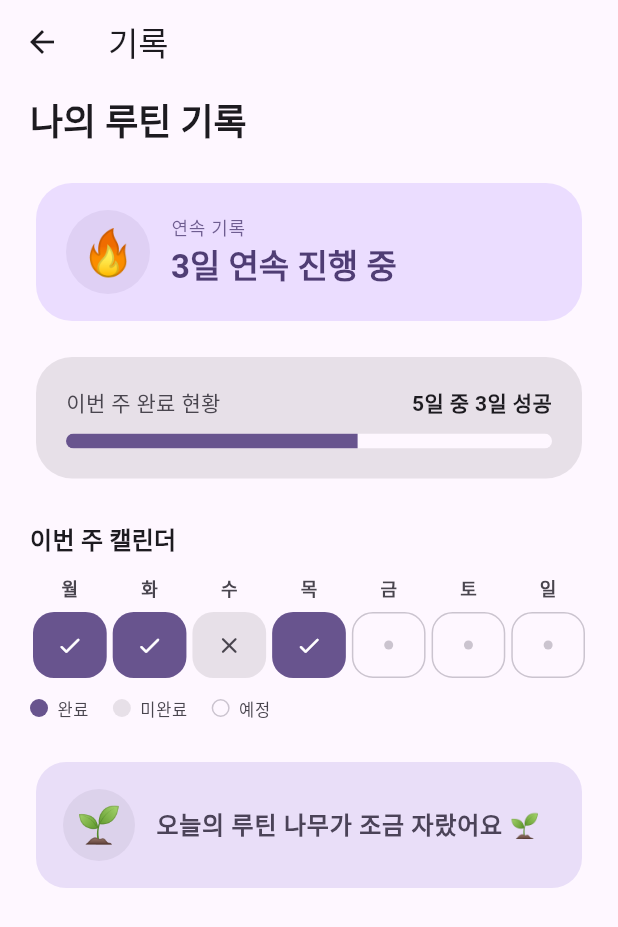
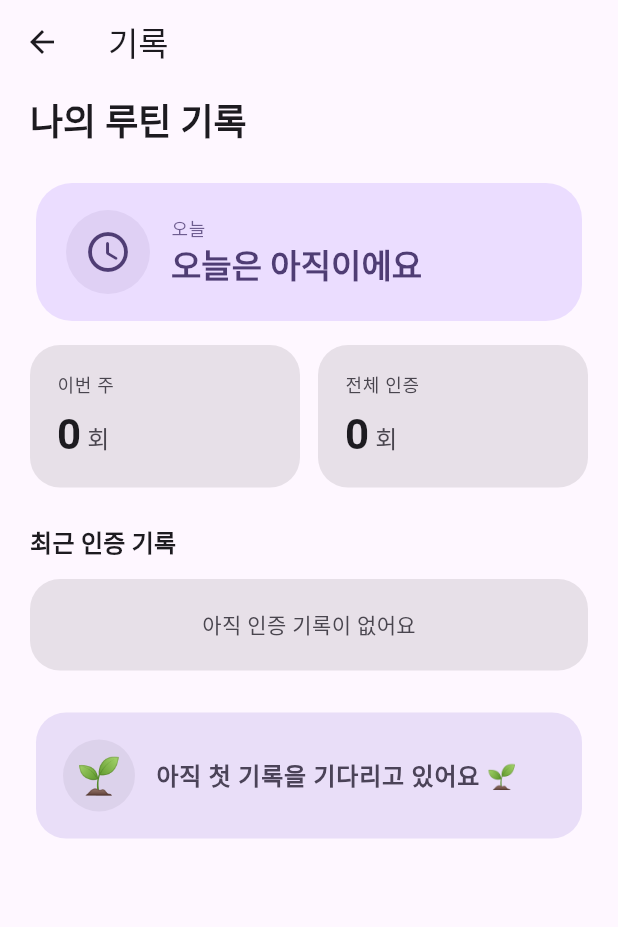
Before and after one commit to aranzeb-lgtm/routine_mate, a Flutter app: the RecordsScreen screen opened directly, on a phone screen of 412 x 824 dp. Shown: the top 927 px of the screen. Run offline on Flutter 3.47's test engine with Material 3 defaults, Android fonts, the phone set to English and light mode, and no system bars; our stand-ins replace cloud_firestore, firebase_core; accounts and stored records are empty.

Commit message:
Connect records screen to Firestore

```diff
--- a/lib/data/repositories/firestore_repository.dart
+++ b/lib/data/repositories/firestore_repository.dart
@@ -51,6 +51,16 @@ class FirestoreRepository {
         .toList();
   }
 
+  Future<List<CheckinModel>> getUserCheckins(String userId) async {
+    final snap = await _db
+        .collection('checkins')
+        .where('userId', isEqualTo: userId)
+        .get();
+    final checkins = snap.docs.map(CheckinModel.fromFirestore).toList();
+    checkins.sort((a, b) => b.date.compareTo(a.date));
+    return checkins;
+  }
+
   Future<List<CheckinModel>> getTodayCheckins(String groupId) async {
     final today = _todayDateString();
     final snap = await _db
--- a/lib/features/records/records_screen.dart
+++ b/lib/features/records/records_screen.dart
@@ -1,37 +1,36 @@
 import 'package:flutter/material.dart';
 
-enum _DayStatus { completed, missed, upcoming }
+import '../../data/models/checkin_model.dart';
+import '../../data/repositories/firestore_repository.dart';
 
-class _DayRecord {
-  const _DayRecord({required this.label, required this.status});
+class RecordsScreen extends StatefulWidget {
+  const RecordsScreen({super.key});
 
-  final String label;
-  final _DayStatus status;
+  static const String _userId = 'test_user_001';
+
+  @override
+  State<RecordsScreen> createState() => _RecordsScreenState();
 }
 
-class RecordsScreen extends StatelessWidget {
-  const RecordsScreen({super.key});
+class _RecordsScreenState extends State<RecordsScreen> {
+  final FirestoreRepository _repository = FirestoreRepository();
+  late Future<List<CheckinModel>> _futureCheckins;
 
-  static const int _streakDays = 3;
-  static const int _weeklyTotal = 5;
-  static const int _weeklyDone = 3;
-  static const String _growthMessage = '오늘의 루틴 나무가 조금 자랐어요 🌱';
+  @override
+  void initState() {
+    super.initState();
+    _futureCheckins = _repository.getUserCheckins(RecordsScreen._userId);
+  }
 
-  static const List<_DayRecord> _week = [
-    _DayRecord(label: '월', status: _DayStatus.completed),
-    _DayRecord(label: '화', status: _DayStatus.completed),
-    _DayRecord(label: '수', status: _DayStatus.missed),
-    _DayRecord(label: '목', status: _DayStatus.completed),
-    _DayRecord(label: '금', status: _DayStatus.upcoming),
-    _DayRecord(label: '토', status: _DayStatus.upcoming),
-    _DayRecord(label: '일', status: _DayStatus.upcoming),
-  ];
+  void _reload() {
+    setState(() {
+      _futureCheckins = _repository.getUserCheckins(RecordsScreen._userId);
+    });
+  }
 
   @override
   Widget build(BuildContext context) {
     final colorScheme = Theme.of(context).colorScheme;
-    final textTheme = Theme.of(context).textTheme;
-    final progress = _weeklyTotal == 0 ? 0.0 : _weeklyDone / _weeklyTotal;
 
     return Scaffold(
       backgroundColor: colorScheme.surface,
@@ -40,7 +39,71 @@ class RecordsScreen extends StatelessWidget {
         centerTitle: false,
       ),
       body: SafeArea(
-        child: SingleChildScrollView(
+        child: FutureBuilder<List<CheckinModel>>(
+          future: _futureCheckins,
+          builder: (context, snapshot) {
+            if (snapshot.connectionState != ConnectionState.done) {
+              return const Center(child: CircularProgressIndicator());
+            }
+            if (snapshot.hasError) {
+              return _ErrorView(
+                message: '기록을 불러오지 못했어요\n${snapshot.error}',
+                onRetry: _reload,
+              );
+            }
+            return _RecordsContent(checkins: snapshot.data!);
+          },
+        ),
+      ),
+    );
+  }
+}
+
+String _formatYmd(DateTime d) {
+  final y = d.year.toString().padLeft(4, '0');
+  final m = d.month.toString().padLeft(2, '0');
+  final day = d.day.toString().padLeft(2, '0');
+  return '$y-$m-$day';
+}
+
+String _growthMessage(int total) {
+  if (total == 0) return '아직 첫 기록을 기다리고 있어요 🌱';
+  if (total <= 3) return '루틴 씨앗이 자라기 시작했어요 🌱';
+  if (total <= 7) return '루틴 나무가 조금씩 자라고 있어요 🌿';
+  return '꾸준함이 단단하게 자라고 있어요 🌳';
+}
+
+class _RecordsContent extends StatelessWidget {
+  const _RecordsContent({required this.checkins});
+
+  final List<CheckinModel> checkins;
+
+  @override
+  Widget build(BuildContext context) {
+    final colorScheme = Theme.of(context).colorScheme;
+    final textTheme = Theme.of(context).textTheme;
+
+    final now = DateTime.now();
+    final today = DateTime(now.year, now.month, now.day);
+    final monday = today.subtract(Duration(days: today.weekday - 1));
+    final sunday = monday.add(const Duration(days: 6));
+
+    final todayStr = _formatYmd(today);
+    final mondayStr = _formatYmd(monday);
+    final sundayStr = _formatYmd(sunday);
+
+    final isCompletedToday = checkins.any((c) => c.date == todayStr);
+    final weeklyCount = checkins
+        .where(
+          (c) =>
+              c.date.compareTo(mondayStr) >= 0 &&
+              c.date.compareTo(sundayStr) <= 0,
+        )
+        .length;
+    final totalCount = checkins.length;
+    final recent = checkins.take(5).toList();
+
+    return SingleChildScrollView(
       padding: const EdgeInsets.fromLTRB(20, 8, 20, 24),
       child: Column(
         crossAxisAlignment: CrossAxisAlignment.stretch,
@@ -53,39 +116,41 @@ class RecordsScreen extends StatelessWidget {
             ),
           ),
           const SizedBox(height: 20),
-              _StreakCard(days: _streakDays),
-              const SizedBox(height: 16),
-              _WeeklySummaryCard(
-                done: _weeklyDone,
-                total: _weeklyTotal,
-                progress: progress,
+          _TodayStatusCard(isCompleted: isCompletedToday),
+          const SizedBox(height: 12),
+          Row(
+            children: [
+              Expanded(
+                child: _StatCard(label: '이번 주', count: weeklyCount),
+              ),
+              const SizedBox(width: 12),
+              Expanded(
+                child: _StatCard(label: '전체 인증', count: totalCount),
+              ),
+            ],
           ),
           const SizedBox(height: 24),
           Text(
-                '이번 주 캘린더',
+            '최근 인증 기록',
             style: textTheme.titleMedium?.copyWith(
               fontWeight: FontWeight.w700,
               color: colorScheme.onSurface,
             ),
           ),
           const SizedBox(height: 12),
-              _WeeklyCalendar(week: _week),
-              const SizedBox(height: 12),
-              const _LegendRow(),
+          _RecentList(checkins: recent),
           const SizedBox(height: 24),
-              _GrowthCard(message: _growthMessage),
+          _GrowthCard(message: _growthMessage(totalCount)),
         ],
-          ),
-        ),
       ),
     );
   }
 }
 
-class _StreakCard extends StatelessWidget {
-  const _StreakCard({required this.days});
+class _TodayStatusCard extends StatelessWidget {
+  const _TodayStatusCard({required this.isCompleted});
 
-  final int days;
+  final bool isCompleted;
 
   @override
   Widget build(BuildContext context) {
@@ -110,7 +175,13 @@ class _StreakCard extends StatelessWidget {
                 shape: BoxShape.circle,
               ),
               alignment: Alignment.center,
-              child: const Text('🔥', style: TextStyle(fontSize: 30)),
+              child: Icon(
+                isCompleted
+                    ? Icons.check_circle_rounded
+                    : Icons.schedule_rounded,
+                size: 32,
+                color: colorScheme.onPrimaryContainer,
+              ),
             ),
             const SizedBox(width: 14),
             Expanded(
@@ -118,7 +189,7 @@ class _StreakCard extends StatelessWidget {
                 crossAxisAlignment: CrossAxisAlignment.start,
                 children: [
                   Text(
-                    '연속 기록',
+                    '오늘',
                     style: textTheme.labelMedium?.copyWith(
                       color: colorScheme.onPrimaryContainer.withValues(
                         alpha: 0.8,
@@ -127,7 +198,7 @@ class _StreakCard extends StatelessWidget {
                   ),
                   const SizedBox(height: 2),
                   Text(
-                    '$days일 연속 진행 중',
+                    isCompleted ? '오늘 루틴 완료' : '오늘은 아직이에요',
                     style: textTheme.titleLarge?.copyWith(
                       fontWeight: FontWeight.w700,
                       color: colorScheme.onPrimaryContainer,
@@ -143,149 +214,52 @@ class _StreakCard extends StatelessWidget {
   }
 }
 
-class _WeeklySummaryCard extends StatelessWidget {
-  const _WeeklySummaryCard({
-    required this.done,
-    required this.total,
-    required this.progress,
-  });
+class _StatCard extends StatelessWidget {
+  const _StatCard({required this.label, required this.count});
 
-  final int done;
-  final int total;
-  final double progress;
+  final String label;
+  final int count;
 
   @override
   Widget build(BuildContext context) {
     final colorScheme = Theme.of(context).colorScheme;
     final textTheme = Theme.of(context).textTheme;
 
-    return Card(
-      elevation: 0,
+    return Container(
+      padding: const EdgeInsets.all(18),
+      decoration: BoxDecoration(
         color: colorScheme.surfaceContainerHighest,
-      shape: RoundedRectangleBorder(
-        borderRadius: BorderRadius.circular(24),
+        borderRadius: BorderRadius.circular(20),
       ),
-      child: Padding(
-        padding: const EdgeInsets.all(20),
       child: Column(
         crossAxisAlignment: CrossAxisAlignment.start,
         children: [
-            Row(
-              mainAxisAlignment: MainAxisAlignment.spaceBetween,
-              children: [
           Text(
-                  '이번 주 완료 현황',
-                  style: textTheme.bodyMedium?.copyWith(
+            label,
+            style: textTheme.labelMedium?.copyWith(
               color: colorScheme.onSurfaceVariant,
             ),
           ),
+          const SizedBox(height: 6),
+          Row(
+            crossAxisAlignment: CrossAxisAlignment.baseline,
+            textBaseline: TextBaseline.alphabetic,
+            children: [
               Text(
-                  '$total일 중 $done일 성공',
-                  style: textTheme.bodyMedium?.copyWith(
+                '$count',
+                style: textTheme.headlineMedium?.copyWith(
                   fontWeight: FontWeight.w700,
                   color: colorScheme.onSurface,
                 ),
               ),
-              ],
-            ),
-            const SizedBox(height: 10),
-            ClipRRect(
-              borderRadius: BorderRadius.circular(8),
-              child: LinearProgressIndicator(
-                value: progress,
-                minHeight: 10,
-                backgroundColor: colorScheme.surface,
-                valueColor: AlwaysStoppedAnimation<Color>(colorScheme.primary),
+              const SizedBox(width: 4),
+              Text(
+                '회',
+                style: textTheme.titleMedium?.copyWith(
+                  color: colorScheme.onSurfaceVariant,
                 ),
               ),
             ],
-        ),
-      ),
-    );
-  }
-}
-
-class _WeeklyCalendar extends StatelessWidget {
-  const _WeeklyCalendar({required this.week});
-
-  final List<_DayRecord> week;
-
-  @override
-  Widget build(BuildContext context) {
-    return Row(
-      mainAxisAlignment: MainAxisAlignment.spaceBetween,
-      children: [
-        for (final day in week)
-          Expanded(child: _DayCell(record: day)),
-      ],
-    );
-  }
-}
-
-class _DayCell extends StatelessWidget {
-  const _DayCell({required this.record});
-
-  final _DayRecord record;
-
-  @override
-  Widget build(BuildContext context) {
-    final colorScheme = Theme.of(context).colorScheme;
-    final textTheme = Theme.of(context).textTheme;
-
-    final Color bg;
-    final Color fg;
-    final Widget marker;
-
-    switch (record.status) {
-      case _DayStatus.completed:
-        bg = colorScheme.primary;
-        fg = colorScheme.onPrimary;
-        marker = Icon(Icons.check_rounded, size: 18, color: fg);
-        break;
-      case _DayStatus.missed:
-        bg = colorScheme.surfaceContainerHighest;
-        fg = colorScheme.onSurfaceVariant;
-        marker = Icon(Icons.close_rounded, size: 18, color: fg);
-        break;
-      case _DayStatus.upcoming:
-        bg = colorScheme.surface;
-        fg = colorScheme.onSurfaceVariant;
-        marker = Container(
-          width: 6,
-          height: 6,
-          decoration: BoxDecoration(
-            color: colorScheme.outlineVariant,
-            shape: BoxShape.circle,
-          ),
-        );
-        break;
-    }
-
-    final BoxBorder? border = record.status == _DayStatus.upcoming
-        ? Border.all(color: colorScheme.outlineVariant, width: 1)
-        : null;
-
-    return Padding(
-      padding: const EdgeInsets.symmetric(horizontal: 2),
-      child: Column(
-        children: [
-          Text(
-            record.label,
-            style: textTheme.labelMedium?.copyWith(
-              color: colorScheme.onSurfaceVariant,
-              fontWeight: FontWeight.w600,
-            ),
-          ),
-          const SizedBox(height: 8),
-          Container(
-            height: 44,
-            decoration: BoxDecoration(
-              color: bg,
-              borderRadius: BorderRadius.circular(14),
-              border: border,
-            ),
-            alignment: Alignment.center,
-            child: marker,
           ),
         ],
       ),
@@ -293,48 +267,124 @@ class _DayCell extends StatelessWidget {
   }
 }
 
-class _LegendRow extends StatelessWidget {
-  const _LegendRow();
+class _RecentList extends StatelessWidget {
+  const _RecentList({required this.checkins});
+
+  final List<CheckinModel> checkins;
+
+  String _displayDate(String date) {
+    final parts = date.split('-');
+    if (parts.length != 3) return date;
+    final m = int.tryParse(parts[1]) ?? 0;
+    final d = int.tryParse(parts[2]) ?? 0;
+    return '$m월 $d일';
+  }
 
   @override
   Widget build(BuildContext context) {
     final colorScheme = Theme.of(context).colorScheme;
     final textTheme = Theme.of(context).textTheme;
 
-    Widget legend(Color color, String label, {bool outlined = false}) {
-      return Row(
-        mainAxisSize: MainAxisSize.min,
-        children: [
-          Container(
-            width: 12,
-            height: 12,
+    if (checkins.isEmpty) {
+      return Container(
+        padding: const EdgeInsets.all(20),
         decoration: BoxDecoration(
-              color: outlined ? colorScheme.surface : color,
-              shape: BoxShape.circle,
-              border: outlined
-                  ? Border.all(color: colorScheme.outlineVariant)
-                  : null,
+          color: colorScheme.surfaceContainerHighest,
+          borderRadius: BorderRadius.circular(20),
         ),
-          ),
-          const SizedBox(width: 6),
-          Text(
-            label,
-            style: textTheme.labelSmall?.copyWith(
+        child: Center(
+          child: Text(
+            '아직 인증 기록이 없어요',
+            style: textTheme.bodyMedium?.copyWith(
               color: colorScheme.onSurfaceVariant,
             ),
           ),
-        ],
+        ),
       );
     }
 
-    return Wrap(
-      spacing: 16,
-      runSpacing: 6,
+    return Container(
+      decoration: BoxDecoration(
+        color: colorScheme.surfaceContainerHighest,
+        borderRadius: BorderRadius.circular(20),
+      ),
+      child: Column(
         children: [
-        legend(colorScheme.primary, '완료'),
-        legend(colorScheme.surfaceContainerHighest, '미완료'),
-        legend(colorScheme.surface, '예정', outlined: true),
+          for (int i = 0; i < checkins.length; i++) ...[
+            _RecentTile(
+              date: _displayDate(checkins[i].date),
+              memo: checkins[i].memo,
+            ),
+            if (i != checkins.length - 1)
+              Divider(
+                height: 1,
+                thickness: 1,
+                color: colorScheme.surface,
+                indent: 16,
+                endIndent: 16,
+              ),
           ],
+        ],
+      ),
+    );
+  }
+}
+
+class _RecentTile extends StatelessWidget {
+  const _RecentTile({required this.date, required this.memo});
+
+  final String date;
+  final String memo;
+
+  @override
+  Widget build(BuildContext context) {
+    final colorScheme = Theme.of(context).colorScheme;
+    final textTheme = Theme.of(context).textTheme;
+
+    return Padding(
+      padding: const EdgeInsets.symmetric(horizontal: 16, vertical: 14),
+      child: Row(
+        crossAxisAlignment: CrossAxisAlignment.start,
+        children: [
+          Container(
+            padding: const EdgeInsets.all(8),
+            decoration: BoxDecoration(
+              color: colorScheme.primaryContainer,
+              borderRadius: BorderRadius.circular(10),
+            ),
+            child: Icon(
+              Icons.check_rounded,
+              size: 18,
+              color: colorScheme.onPrimaryContainer,
+            ),
+          ),
+          const SizedBox(width: 12),
+          Expanded(
+            child: Column(
+              crossAxisAlignment: CrossAxisAlignment.start,
+              children: [
+                Text(
+                  date,
+                  style: textTheme.titleSmall?.copyWith(
+                    fontWeight: FontWeight.w700,
+                    color: colorScheme.onSurface,
+                  ),
+                ),
+                if (memo.isNotEmpty) ...[
+                  const SizedBox(height: 4),
+                  Text(
+                    memo,
+                    style: textTheme.bodyMedium?.copyWith(
+                      color: colorScheme.onSurfaceVariant,
+                      height: 1.4,
+                    ),
+                  ),
+                ],
+              ],
+            ),
+          ),
+        ],
+      ),
     );
   }
 }
@@ -386,3 +436,47 @@ class _GrowthCard extends StatelessWidget {
     );
   }
 }
+
+class _ErrorView extends StatelessWidget {
+  const _ErrorView({required this.message, required this.onRetry});
+
+  final String message;
+  final VoidCallback onRetry;
+
+  @override
+  Widget build(BuildContext context) {
+    final colorScheme = Theme.of(context).colorScheme;
+    final textTheme = Theme.of(context).textTheme;
+
+    return Padding(
+      padding: const EdgeInsets.all(24),
+      child: Center(
+        child: Column(
+          mainAxisAlignment: MainAxisAlignment.center,
+          children: [
+            Icon(
+              Icons.cloud_off_rounded,
+              size: 56,
+              color: colorScheme.error,
+            ),
+            const SizedBox(height: 16),
+            Text(
+              message,
+              textAlign: TextAlign.center,
+              style: textTheme.bodyMedium?.copyWith(
+                color: colorScheme.onSurfaceVariant,
+                height: 1.5,
+              ),
+            ),
+            const SizedBox(height: 20),
+            FilledButton.tonalIcon(
+              onPressed: onRetry,
+              icon: const Icon(Icons.refresh),
+              label: const Text('다시 시도'),
+            ),
+          ],
+        ),
+      ),
+    );
+  }
+}
```
Lines whose indentation alone changed are shown as unchanged.
